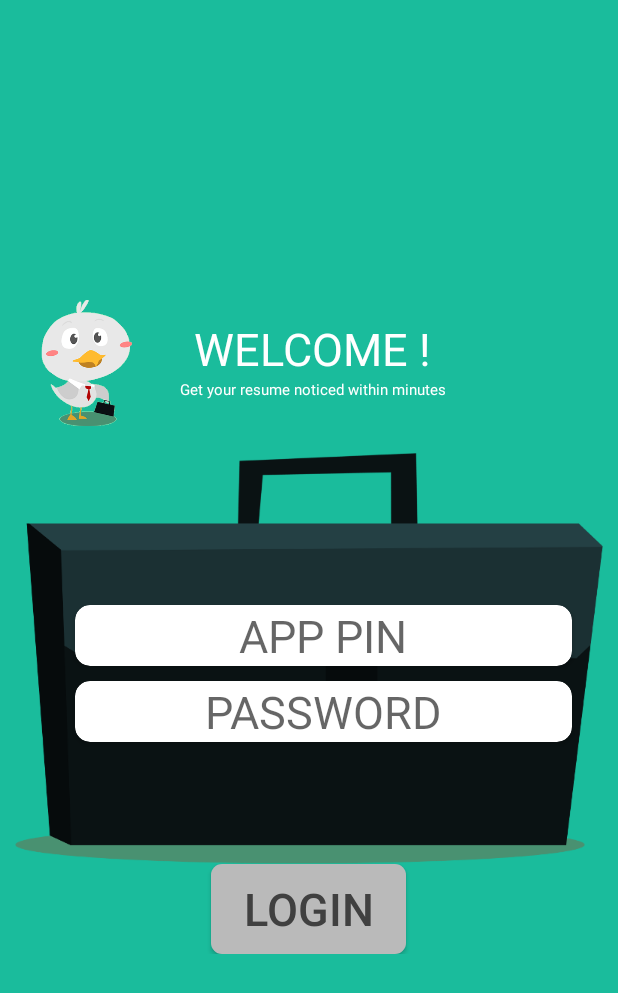
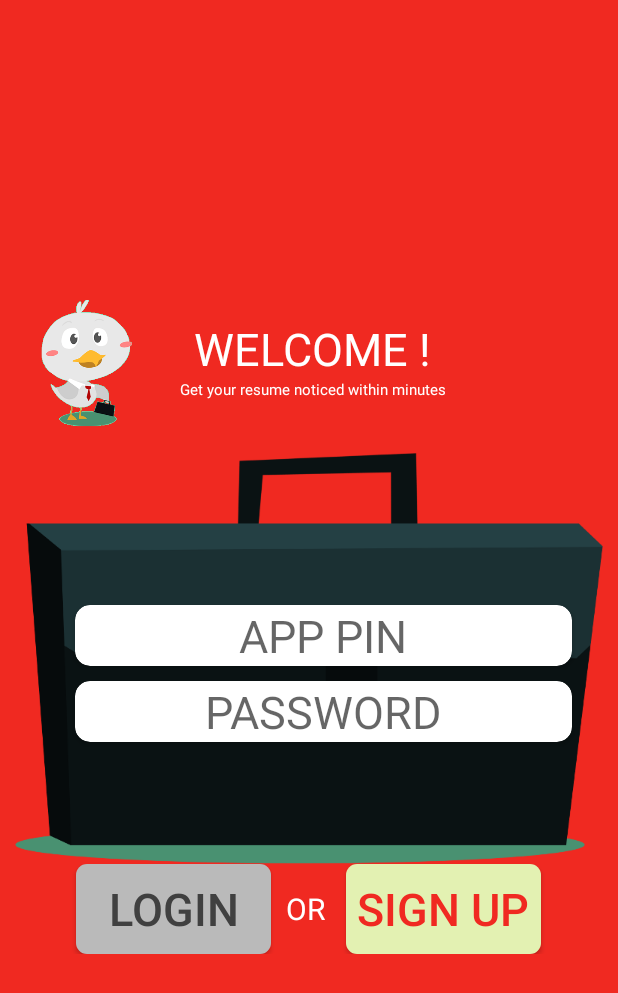
Before and after one commit to GoogleMoGreg/Joberfied, an Android app: the JobSeeker screen opened directly, with no data from a screen before it, on a phone screen of 412 x 824 dp. Shown: the top 993 px of the screen. Run offline under Robolectric (Android 15) with nearby library versions, the phone set to English and light mode, and no system bars.

Commit message:
Added Signup and Change UI color (RED)

```diff
--- a/app/build.gradle
+++ b/app/build.gradle
@@ -34,6 +34,7 @@ dependencies {
     compile ('com.mikepenz:materialdrawer:5.3.4@aar'){
             transitive=true
     }
+    compile'me.grantland:autofittextview:0.2.+'
 
 
 }
--- a/app/src/main/java/com/chrs/iit/android/greg/joberfied/JobSeeker.java
+++ b/app/src/main/java/com/chrs/iit/android/greg/joberfied/JobSeeker.java
@@ -8,7 +8,7 @@ import android.widget.Button;
 
 public class JobSeeker extends AppCompatActivity implements View.OnClickListener{
 
-    Button login_btn;
+    Button login_btn,signup_btn;
     @Override
     protected void onCreate(Bundle savedInstanceState) {
         super.onCreate(savedInstanceState);
@@ -16,6 +16,8 @@ public class JobSeeker extends AppCompatActivity implements View.OnClickListener
 
         login_btn=(Button)findViewById(R.id.loginjobSeeker_btn);
         login_btn.setOnClickListener(this);
+        signup_btn=(Button)findViewById(R.id.signupjobSeeker_btn);
+        signup_btn.setOnClickListener(this);
 
     }
 
@@ -26,6 +28,9 @@ public class JobSeeker extends AppCompatActivity implements View.OnClickListener
             case R.id.loginjobSeeker_btn:
                 ShowJobseekerMain();
                 break;
+            case R.id.signupjobSeeker_btn:
+                ShowJobseekerRegister();
+                break;
         }
     }
 
@@ -34,4 +39,10 @@ public class JobSeeker extends AppCompatActivity implements View.OnClickListener
         Intent showJobSeekerMain=new Intent(this,JobSeekerMain.class);
         startActivity(showJobSeekerMain);
     }
+
+    public void ShowJobseekerRegister(){
+
+        Intent showJobseekerRegister=new Intent(this,JobSeeker_Register.class);
+        startActivity(showJobseekerRegister);
+    }
 }
--- /dev/null
+++ b/app/src/main/res/drawable/buttonshape_signup.xml
@@ -0,0 +1,21 @@
+<?xml version="1.0" encoding="utf-8"?>
+<shape xmlns:android="http://schemas.android.com/apk/res/android">
+
+    android:shape="rectangle" >
+    <corners
+        android:radius="7dp"
+        />
+    <solid
+        android:color="#e3f1b2"
+        />
+    <padding
+        android:left="0dp"
+        android:top="0dp"
+        android:right="0dp"
+        android:bottom="0dp"
+        />
+    <size
+        android:width="130dp"
+        android:height="60dp"
+        />
+</shape>
--- a/app/src/main/res/layout/activity_job_seeker.xml
+++ b/app/src/main/res/layout/activity_job_seeker.xml
@@ -4,7 +4,7 @@
     android:layout_width="match_parent"
     android:layout_height="match_parent"
     xmlns:app="http://schemas.android.com/apk/res-auto"
-    android:background="#1abc9c"
+    android:background="#f02921"
     android:gravity="center"
     tools:context="com.chrs.iit.android.greg.joberfied.JobSeeker">
 
@@ -73,7 +73,7 @@
                     android:id="@+id/cv_PinEmployer"
                     android:layout_width="match_parent"
                     android:layout_height="wrap_content"
-                    android:background="#ffffff"
+                    android:background="#d0e77b"
                     app:cardCornerRadius="10dp"
                     android:layout_marginLeft="35dp"
                     android:layout_marginRight="25dp"
@@ -93,7 +93,7 @@
                     android:id="@+id/cv_PassEmployer"
                     android:layout_width="match_parent"
                     android:layout_height="wrap_content"
-                    android:background="#ffffff"
+                    android:background="#d0e77b"
                     app:cardCornerRadius="10dp"
                     android:layout_marginLeft="35dp"
                     android:layout_marginRight="25dp"
@@ -127,6 +127,24 @@
                     android:layout_height="60dp"
                     android:background="@drawable/buttonshape"
                     />
+                <TextView
+                    android:layout_width="30dp"
+                    android:layout_height="wrap_content"
+                    android:text="OR"
+                    android:textSize="20sp"
+                    android:layout_marginRight="10dp"
+                    android:layout_marginLeft="10dp"
+                    android:textColor="#ffffff"
+                    />
+                <Button
+                    android:id="@+id/signupjobSeeker_btn"
+                    android:text="SIGN UP"
+                    android:textColor="#f02921"
+                    android:textSize="30sp"
+                    android:layout_width="130dp"
+                    android:layout_height="60dp"
+                    android:background="@drawable/buttonshape_signup"
+                    />
             </LinearLayout>
         </RelativeLayout>
     </ScrollView>
```
Also changed, not shown: app/src/main/AndroidManifest.xml (+11 -4 lines), app/src/main/java/com/chrs/iit/android/greg/joberfied/JobSeekerMain.java (+24 -1 lines), app/src/main/java/com/chrs/iit/android/greg/joberfied/JobSeeker_Register.java (added, +121 -0 lines), app/src/main/res/drawable-hdpi/roundshape_edittext.xml (added, +23 -0 lines), app/src/main/res/layout/activity_job_seeker__register.xml (added, +130 -0 lines), app/src/main/res/values/strings.xml (+9 -0 lines), app/src/main/res/values/styles.xml (+8 -1 lines).
